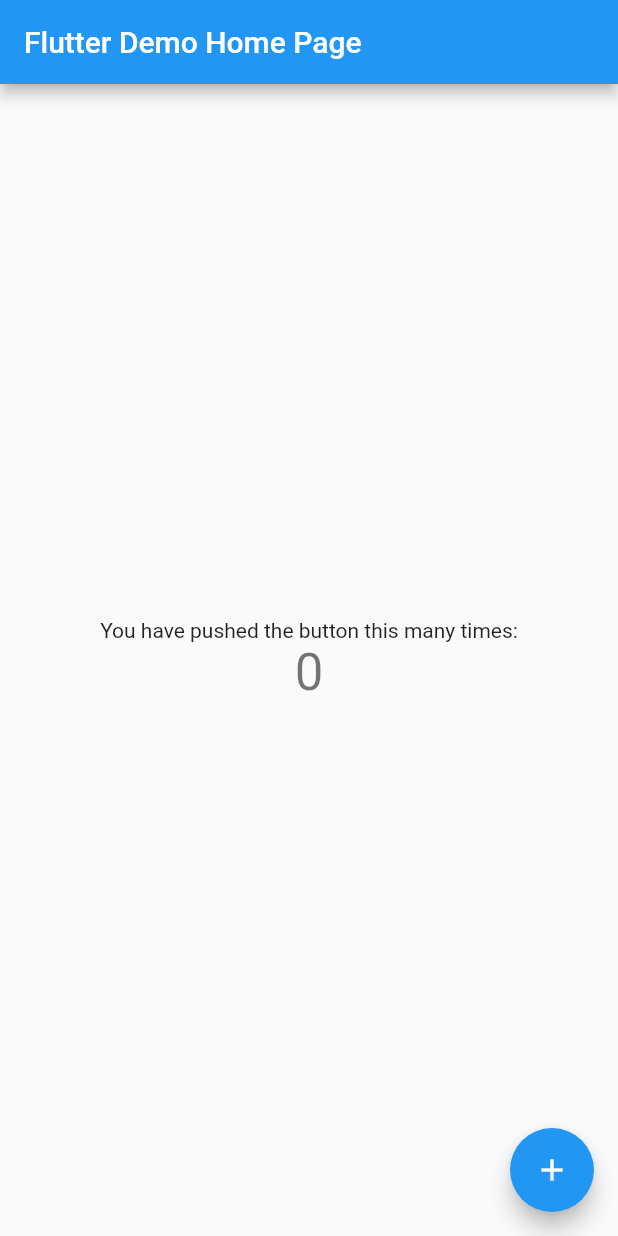
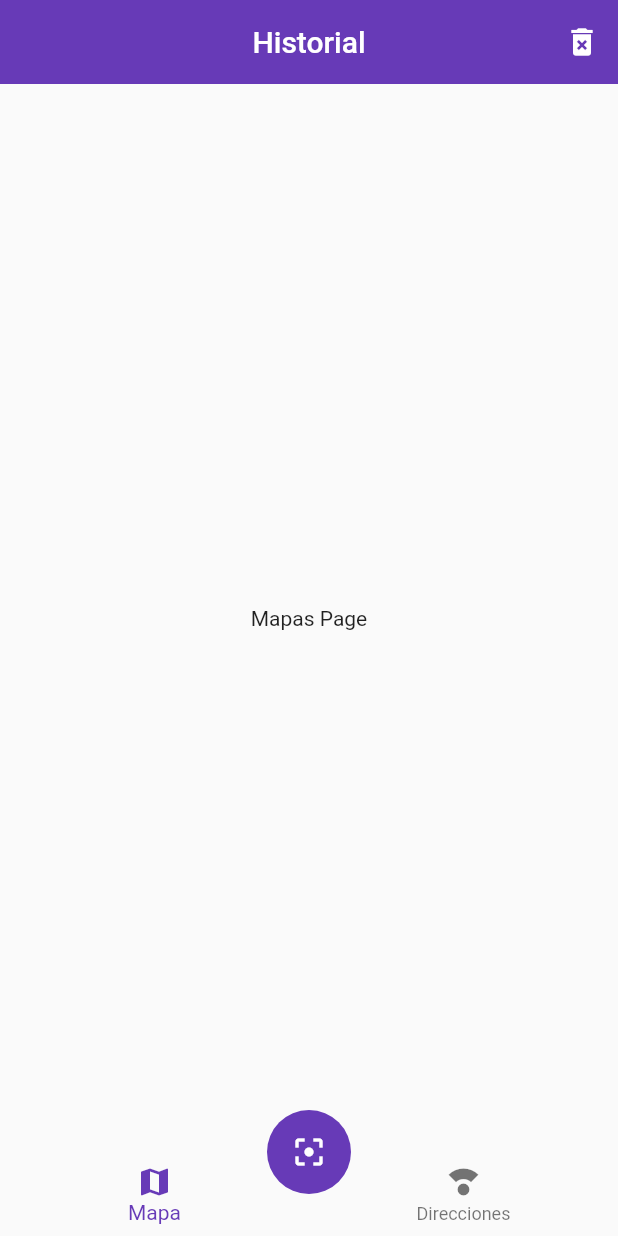
Before and after one commit to LuisPulenta/qr_reader, a Flutter app: the screen it shows after launch, on a phone screen of 412 x 824 dp. Run offline on Flutter 3.47's test engine with Material 2 defaults, Android fonts, the phone set to English and light mode, and no system bars; our stand-ins replace sqflite; missing offline and left inert: flutter_barcode_scanner; accounts and stored records are empty.

Commit message:
Video 169

```diff
--- a/lib/main.dart
+++ b/lib/main.dart
@@ -1,115 +1,39 @@
 import 'package:flutter/material.dart';
+import 'package:provider/provider.dart';
+import 'package:qr_reader/pages/pages.dart';
+import 'package:qr_reader/providers/ui_provider.dart';
 
-void main() {
-  runApp(const MyApp());
-}
+void main() => runApp(MyApp());
 
 class MyApp extends StatelessWidget {
-  const MyApp({Key? key}) : super(key: key);
+  static const Color primary = Colors.deepPurple;
 
-  // This widget is the root of your application.
   @override
   Widget build(BuildContext context) {
-    return MaterialApp(
-      title: 'Flutter Demo',
-      theme: ThemeData(
-        // This is the theme of your application.
-        //
-        // Try running your application with "flutter run". You'll see the
-        // application has a blue toolbar. Then, without quitting the app, try
-        // changing the primarySwatch below to Colors.green and then invoke
-        // "hot reload" (press "r" in the console where you ran "flutter run",
-        // or simply save your changes to "hot reload" in a Flutter IDE).
-        // Notice that the counter didn't reset back to zero; the application
-        // is not restarted.
-        primarySwatch: Colors.blue,
+    return MultiProvider(
+      providers: [
+        ChangeNotifierProvider(create: (_) => new UiProvider()),
+      ],
+      child: MaterialApp(
+        debugShowCheckedModeBanner: false,
+        title: 'QR Reader',
+        initialRoute: 'home',
+        routes: {
+          'home': (_) => HomePage(),
+          'mapa': (_) => MapaPage(),
+        },
+        theme: ThemeData.light().copyWith(
+          primaryColor: primary,
+          appBarTheme: const AppBarTheme(
+            color: primary,
+            elevation: 0,
+            centerTitle: true,
+          ),
+          floatingActionButtonTheme: FloatingActionButtonThemeData(
+            backgroundColor: primary,
+          ),
+        ),
       ),
-      home: const MyHomePage(title: 'Flutter Demo Home Page'),
     );
   }
 }
-
-class MyHomePage extends StatefulWidget {
-  const MyHomePage({Key? key, required this.title}) : super(key: key);
-
-  // This widget is the home page of your application. It is stateful, meaning
-  // that it has a State object (defined below) that contains fields that affect
-  // how it looks.
-
-  // This class is the configuration for the state. It holds the values (in this
-  // case the title) provided by the parent (in this case the App widget) and
-  // used by the build method of the State. Fields in a Widget subclass are
-  // always marked "final".
-
-  final String title;
-
-  @override
-  State<MyHomePage> createState() => _MyHomePageState();
-}
-
-class _MyHomePageState extends State<MyHomePage> {
-  int _counter = 0;
-
-  void _incrementCounter() {
-    setState(() {
-      // This call to setState tells the Flutter framework that something has
-      // changed in this State, which causes it to rerun the build method below
-      // so that the display can reflect the updated values. If we changed
-      // _counter without calling setState(), then the build method would not be
-      // called again, and so nothing would appear to happen.
-      _counter++;
-    });
-  }
-
-  @override
-  Widget build(BuildContext context) {
-    // This method is rerun every time setState is called, for instance as done
-    // by the _incrementCounter method above.
-    //
-    // The Flutter framework has been optimized to make rerunning build methods
-    // fast, so that you can just rebuild anything that needs updating rather
-    // than having to individually change instances of widgets.
-    return Scaffold(
-      appBar: AppBar(
-        // Here we take the value from the MyHomePage object that was created by
-        // the App.build method, and use it to set our appbar title.
-        title: Text(widget.title),
-      ),
-      body: Center(
-        // Center is a layout widget. It takes a single child and positions it
-        // in the middle of the parent.
-        child: Column(
-          // Column is also a layout widget. It takes a list of children and
-          // arranges them vertically. By default, it sizes itself to fit its
-          // children horizontally, and tries to be as tall as its parent.
-          //
-          // Invoke "debug painting" (press "p" in the console, choose the
-          // "Toggle Debug Paint" action from the Flutter Inspector in Android
-          // Studio, or the "Toggle Debug Paint" command in Visual Studio Code)
-          // to see the wireframe for each widget.
-          //
-          // Column has various properties to control how it sizes itself and
-          // how it positions its children. Here we use mainAxisAlignment to
-          // center the children vertically; the main axis here is the vertical
-          // axis because Columns are vertical (the cross axis would be
-          // horizontal).
-          mainAxisAlignment: MainAxisAlignment.center,
-          children: <Widget>[
-            const Text(
-              'You have pushed the button this many times:',
-            ),
-            Text(
-              '$_counter',
-              style: Theme.of(context).textTheme.headline4,
-            ),
-          ],
-        ),
-      ),
-      floatingActionButton: FloatingActionButton(
-        onPressed: _incrementCounter,
-        tooltip: 'Increment',
-        child: const Icon(Icons.add),
-      ), // This trailing comma makes auto-formatting nicer for build methods.
-    );
-  }
-}
--- /dev/null
+++ b/lib/models/scan_model.dart
@@ -0,0 +1,35 @@
+import 'dart:convert';
+
+class ScanMode {
+  ScanMode({
+    required this.id,
+    required this.tipo,
+    required this.valor,
+  }) {
+    if (tipo.contains('http')) {
+      tipo = 'http';
+    } else {
+      tipo = 'geo';
+    }
+  }
+
+  int id;
+  String tipo;
+  String valor;
+
+  factory ScanMode.fromJson(Map<String, dynamic> json) => ScanMode(
+        id: json["id"],
+        tipo: json["tipo"],
+        valor: json["valor"],
+      );
+
+  Map<String, dynamic> toJson() => {
+        "id": id,
+        "tipo": tipo,
+        "valor": valor,
+      };
+}
+
+ScanMode scanModeFromJson(String str) => ScanMode.fromJson(json.decode(str));
+
+String scanModeToJson(ScanMode data) => json.encode(data.toJson());
--- /dev/null
+++ b/lib/pages/home_page.dart
@@ -0,0 +1,51 @@
+import 'package:flutter/material.dart';
+import 'package:provider/provider.dart';
+
+import 'package:qr_reader/pages/pages.dart';
+import 'package:qr_reader/providers/ui_provider.dart';
+
+import 'package:qr_reader/widgets/widgets.dart';
+
+class HomePage extends StatelessWidget {
+  const HomePage({Key? key}) : super(key: key);
+
+  @override
+  Widget build(BuildContext context) {
+    return Scaffold(
+      appBar: AppBar(
+        title: Text('Historial'),
+        centerTitle: true,
+        elevation: 0,
+        actions: [
+          IconButton(
+            onPressed: () {},
+            icon: Icon(Icons.delete_forever),
+          ),
+        ],
+      ),
+      body: _HomePageBody(),
+      bottomNavigationBar: CustomNavigationBar(),
+      floatingActionButton: ScanButton(),
+      floatingActionButtonLocation: FloatingActionButtonLocation.centerDocked,
+    );
+  }
+}
+
+class _HomePageBody extends StatelessWidget {
+  @override
+  Widget build(BuildContext context) {
+    final uiProvider = Provider.of<UiProvider>(context);
+
+    final currentindex = uiProvider.selectedMenuOpt;
+
+    switch (currentindex) {
+      case 0:
+        return MapasPage();
+      case 1:
+        return DireccionesPage();
+
+      default:
+        return MapasPage();
+    }
+  }
+}
--- /dev/null
+++ b/lib/pages/mapas_page.dart
@@ -0,0 +1,17 @@
+import 'package:flutter/material.dart';
+
+class MapasPage extends StatefulWidget {
+  const MapasPage({Key? key}) : super(key: key);
+
+  @override
+  State<MapasPage> createState() => _MapasPageState();
+}
+
+class _MapasPageState extends State<MapasPage> {
+  @override
+  Widget build(BuildContext context) {
+    return Center(
+      child: Text('Mapas Page'),
+    );
+  }
+}
--- /dev/null
+++ b/lib/pages/pages.dart
@@ -0,0 +1,4 @@
+export 'package:qr_reader/pages/direcciones_page.dart';
+export 'package:qr_reader/pages/home_page.dart';
+export 'package:qr_reader/pages/mapa_page.dart';
+export 'package:qr_reader/pages/mapas_page.dart';
--- /dev/null
+++ b/lib/providers/ui_provider.dart
@@ -0,0 +1,14 @@
+import 'package:flutter/material.dart';
+
+class UiProvider extends ChangeNotifier {
+  int _selectedMenuOpt = 0;
+
+  int get selectedMenuOpt {
+    return this._selectedMenuOpt;
+  }
+
+  set selectedMenuOpt(int i) {
+    this._selectedMenuOpt = i;
+    notifyListeners();
+  }
+}
--- /dev/null
+++ b/lib/widgets/custom_navigatorbar.dart
@@ -0,0 +1,24 @@
+import 'package:flutter/material.dart';
+import 'package:provider/provider.dart';
+import 'package:qr_reader/providers/ui_provider.dart';
+
+class CustomNavigationBar extends StatelessWidget {
+  const CustomNavigationBar({Key? key}) : super(key: key);
+
+  @override
+  Widget build(BuildContext context) {
+    final uiProvider = Provider.of<UiProvider>(context);
+    final currentIndex = uiProvider;
+    return BottomNavigationBar(
+      elevation: 0,
+      onTap: (int i) => uiProvider.selectedMenuOpt = i,
+      currentIndex: currentIndex.selectedMenuOpt,
+      items: [
+        BottomNavigationBarItem(icon: Icon(Icons.map), label: 'Mapa'),
+        BottomNavigationBarItem(
+            icon: Icon(Icons.compass_calibration), label: 'Direcciones'),
+      ],
+      selectedItemColor: Colors.deepPurple,
+    );
+  }
+}
--- /dev/null
+++ b/lib/widgets/scan_button.dart
@@ -0,0 +1,19 @@
+import 'package:flutter/material.dart';
+import 'package:flutter_barcode_scanner/flutter_barcode_scanner.dart';
+
+class ScanButton extends StatelessWidget {
+  const ScanButton({Key? key}) : super(key: key);
+
+  @override
+  Widget build(BuildContext context) {
+    return FloatingActionButton(
+      child: Icon(Icons.filter_center_focus),
+      onPressed: () async {
+        String barcodeScanRes = await FlutterBarcodeScanner.scanBarcode(
+            '#3D8BEF', 'Cancelar', false, ScanMode.QR);
+        print(barcodeScanRes.toString());
+      },
+      elevation: 0,
+    );
+  }
+}
--- /dev/null
+++ b/lib/widgets/widgets.dart
@@ -0,0 +1,2 @@
+export 'package:qr_reader/widgets/custom_navigatorbar.dart';
+export 'package:qr_reader/widgets/scan_button.dart';
--- a/pubspec.yaml
+++ b/pubspec.yaml
@@ -34,6 +34,10 @@ dependencies:
   # The following adds the Cupertino Icons font to your application.
   # Use with the CupertinoIcons class for iOS style icons.
   cupertino_icons: ^1.0.2
+  provider: ^6.0.2
+  flutter_barcode_scanner: ^2.0.0
+  path_provider: ^2.0.9
+  sqflite: ^2.0.2
 
 dev_dependencies:
   flutter_test:
```
Also changed, not shown: lib/pages/direcciones_page.dart (added, +12 -0 lines), lib/pages/mapa_page.dart (added, +15 -0 lines), lib/providers/db_provider.dart (added, +17 -0 lines), pubspec.lock, 1 other file.
